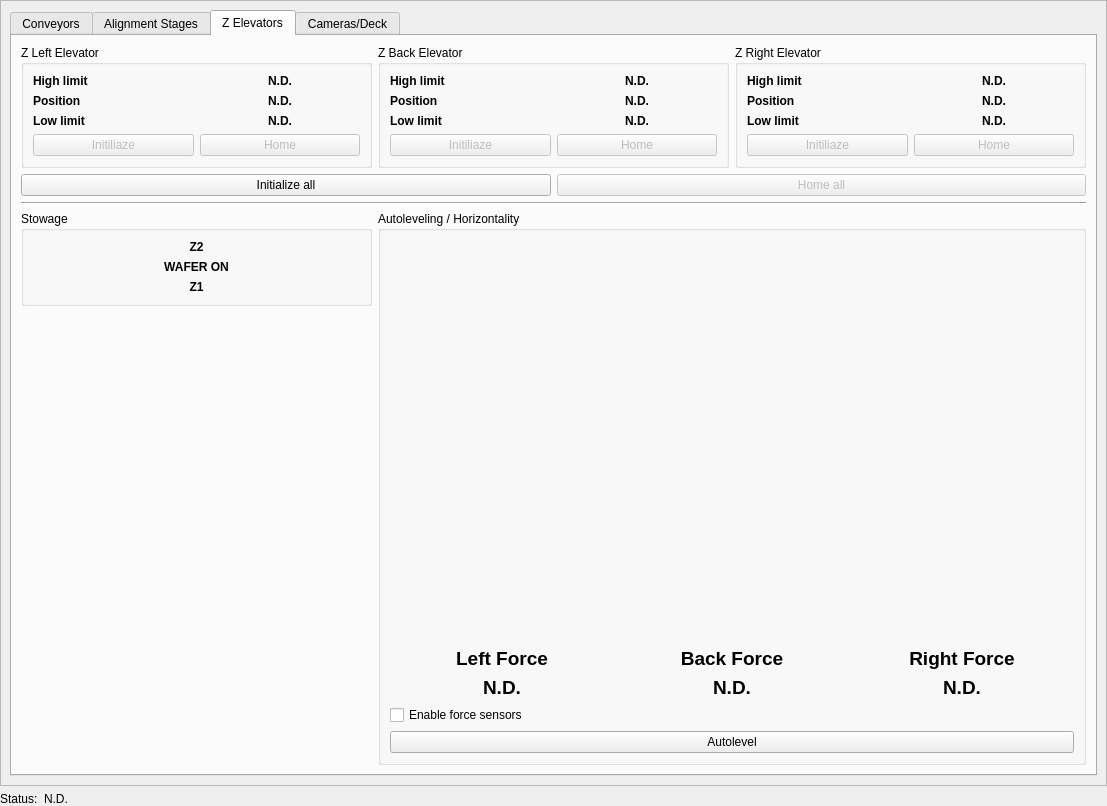
Before: the Qt Designer form apps/tester/gui/Views/ProcedureTestView.ui in lainez12/KS3, drawn with Qt 5.
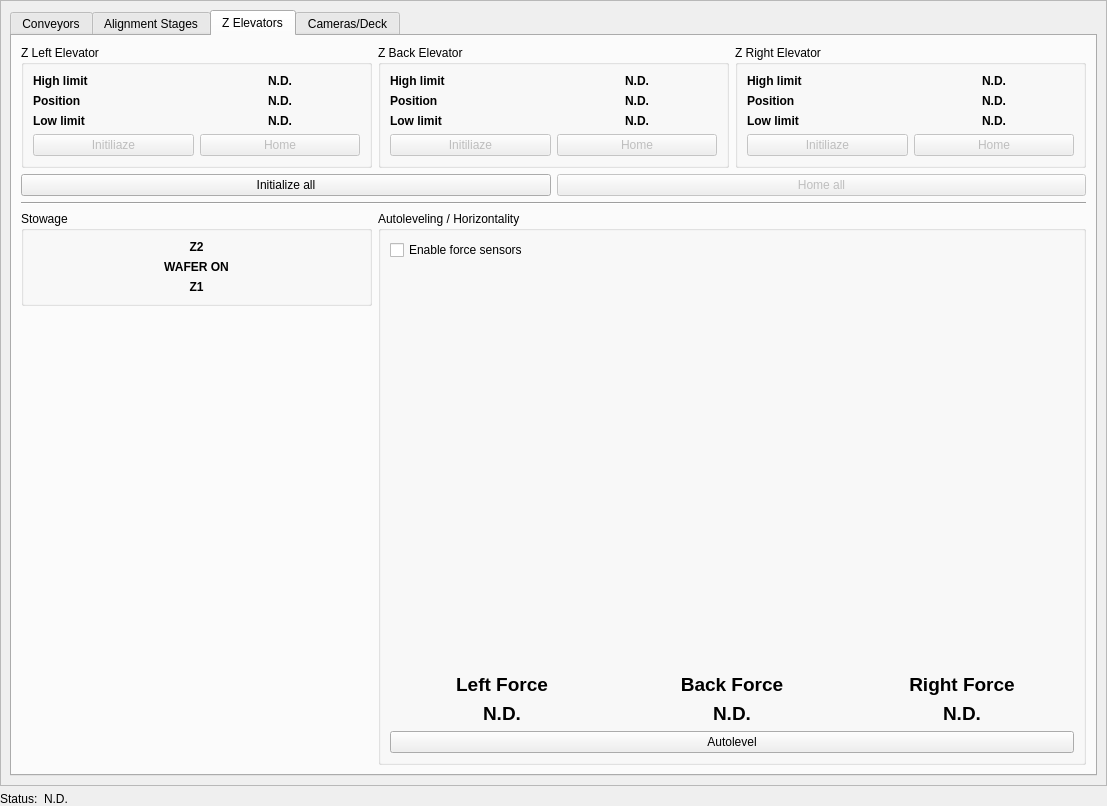
After: the same form once the commit is applied. The open tabs and pages were chosen to show the change. Custom widgets are drawn as their Qt base class.

```diff
--- a/apps/tester/gui/Views/ProcedureTestView.ui
+++ b/apps/tester/gui/Views/ProcedureTestView.ui
@@ -999,35 +999,44 @@
              <property name="title">
               <string>Autoleveling / Horizontality</string>
              </property>
-             <layout class="QGridLayout" name="gridLayout_12" rowstretch="1,0,0,0,0">
-              <item row="0" column="2">
-               <widget class="Kub3::Tools::Tester::RealTimeCurveWidget" name="pltRightForce" native="true">
-                <property name="minimumSize">
-                 <size>
-                  <width>0</width>
-                  <height>184</height>
-                 </size>
-                </property>
-               </widget>
-              </item>
-              <item row="0" column="1">
-               <widget class="Kub3::Tools::Tester::RealTimeCurveWidget" name="pltBackForce" native="true">
-                <property name="minimumSize">
-                 <size>
-                  <width>0</width>
-                  <height>184</height>
-                 </size>
-                </property>
-               </widget>
-              </item>
-              <item row="4" column="0" colspan="3">
+             <layout class="QGridLayout" name="gridLayout_12" rowstretch="0,1,0,0,0,0">
+              <item row="5" column="0" colspan="3">
                <widget class="QPushButton" name="btnStartAutolevel">
                 <property name="text">
                  <string>Autolevel</string>
                 </property>
                </widget>
               </item>
-              <item row="1" column="0">
+              <item row="1" column="1">
+               <widget class="Kub3::Tools::Tester::RealTimeCurveWidget" name="pltBackForce" native="true">
+                <property name="minimumSize">
+                 <size>
+                  <width>0</width>
+                  <height>184</height>
+                 </size>
+                </property>
+               </widget>
+              </item>
+              <item row="3" column="2">
+               <widget class="QLabel" name="lblRightForce">
+                <property name="font">
+                 <font>
+                  <pointsize>14</pointsize>
+                  <bold>true</bold>
+                 </font>
+                </property>
+                <property name="layoutDirection">
+                 <enum>Qt::LayoutDirection::LeftToRight</enum>
+                </property>
+                <property name="text">
+                 <string>N.D.</string>
+                </property>
+                <property name="alignment">
+                 <set>Qt::AlignmentFlag::AlignCenter</set>
+                </property>
+               </widget>
+              </item>
+              <item row="2" column="0">
                <widget class="QLabel" name="label_5">
                 <property name="font">
                  <font>
@@ -1046,14 +1055,17 @@
                 </property>
                </widget>
               </item>
-              <item row="3" column="0" colspan="3">
-               <widget class="QCheckBox" name="cbEnableForceSensors">
-                <property name="text">
-                 <string>Enable force sensors</string>
+              <item row="1" column="0">
+               <widget class="Kub3::Tools::Tester::RealTimeCurveWidget" name="pltLeftForce" native="true">
+                <property name="minimumSize">
+                 <size>
+                  <width>0</width>
+                  <height>184</height>
+                 </size>
                 </property>
                </widget>
               </item>
-              <item row="1" column="2">
+              <item row="2" column="2">
                <widget class="QLabel" name="label_21">
                 <property name="font">
                  <font>
@@ -1072,55 +1084,7 @@
                 </property>
                </widget>
               </item>
-              <item row="2" column="2">
-               <widget class="QLabel" name="lblRightForce">
-                <property name="font">
-                 <font>
-                  <pointsize>14</pointsize>
-                  <bold>true</bold>
-                 </font>
-                </property>
-                <property name="layoutDirection">
-                 <enum>Qt::LayoutDirection::LeftToRight</enum>
-                </property>
-                <property name="text">
-                 <string>N.D.</string>
-                </property>
-                <property name="alignment">
-                 <set>Qt::AlignmentFlag::AlignCenter</set>
-                </property>
-               </widget>
-              </item>
-              <item row="0" column="0">
-               <widget class="Kub3::Tools::Tester::RealTimeCurveWidget" name="pltLeftForce" native="true">
-                <property name="minimumSize">
-                 <size>
-                  <width>0</width>
-                  <height>184</height>
-                 </size>
-                </property>
-               </widget>
-              </item>
-              <item row="2" column="1">
-               <widget class="QLabel" name="lblBackForce">
-                <property name="font">
-                 <font>
-                  <pointsize>14</pointsize>
-                  <bold>true</bold>
-                 </font>
-                </property>
-                <property name="layoutDirection">
-                 <enum>Qt::LayoutDirection::LeftToRight</enum>
-                </property>
-                <property name="text">
-                 <string>N.D.</string>
-                </property>
-                <property name="alignment">
-                 <set>Qt::AlignmentFlag::AlignCenter</set>
-                </property>
-               </widget>
-              </item>
-              <item row="2" column="0">
+              <item row="3" column="0">
                <widget class="QLabel" name="lblLeftForce">
                 <property name="font">
                  <font>
@@ -1139,7 +1103,7 @@
                 </property>
                </widget>
               </item>
-              <item row="1" column="1">
+              <item row="2" column="1">
                <widget class="QLabel" name="label_18">
                 <property name="font">
                  <font>
@@ -1158,6 +1122,42 @@
                 </property>
                </widget>
               </item>
+              <item row="3" column="1">
+               <widget class="QLabel" name="lblBackForce">
+                <property name="font">
+                 <font>
+                  <pointsize>14</pointsize>
+                  <bold>true</bold>
+                 </font>
+                </property>
+                <property name="layoutDirection">
+                 <enum>Qt::LayoutDirection::LeftToRight</enum>
+                </property>
+                <property name="text">
+                 <string>N.D.</string>
+                </property>
+                <property name="alignment">
+                 <set>Qt::AlignmentFlag::AlignCenter</set>
+                </property>
+               </widget>
+              </item>
+              <item row="1" column="2">
+               <widget class="Kub3::Tools::Tester::RealTimeCurveWidget" name="pltRightForce" native="true">
+                <property name="minimumSize">
+                 <size>
+                  <width>0</width>
+                  <height>184</height>
+                 </size>
+                </property>
+               </widget>
+              </item>
+              <item row="0" column="0" colspan="3">
+               <widget class="QCheckBox" name="cbEnableForceSensors">
+                <property name="text">
+                 <string>Enable force sensors</string>
+                </property>
+               </widget>
+              </item>
              </layout>
             </widget>
            </item>
```
Left out of the diff: 5 changed lines with no effect on the pictures.
